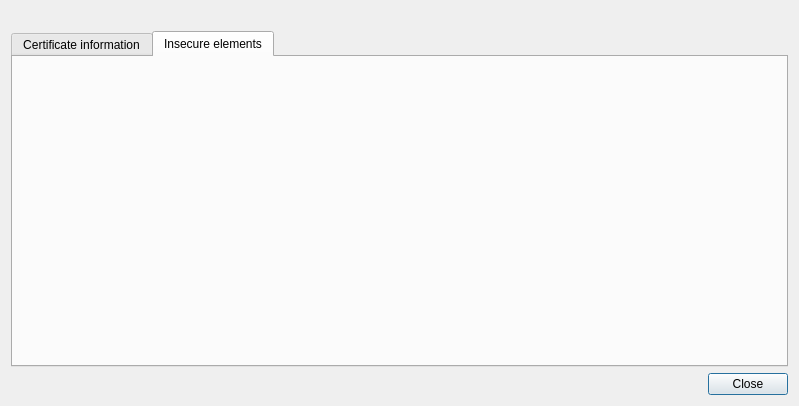
Old version of the form src/plugins/poshuku/sslstatedialog.ui in the repository 0xd34df00d/leechcraft.
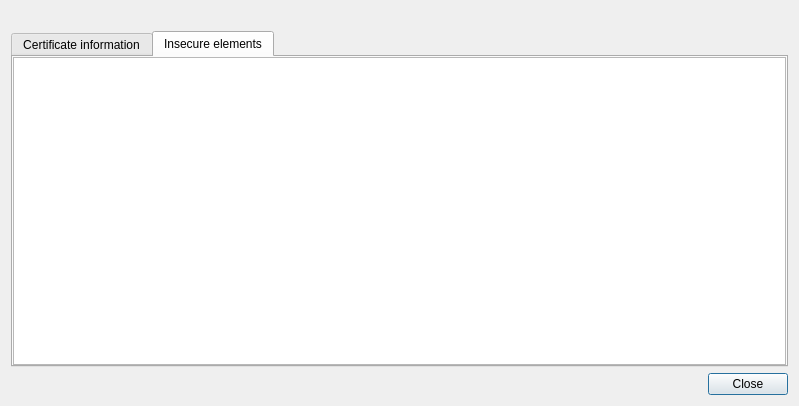
New version of the form. The open tabs and pages were chosen to show the change.

Commit message: [Poshuku] Hide "Insecure" tab if no insecure elems.

Patch:
```diff
--- a/src/plugins/poshuku/sslstatedialog.ui
+++ b/src/plugins/poshuku/sslstatedialog.ui
@@ -290,6 +290,14 @@
       <attribute name="title">
        <string>Insecure elements</string>
       </attribute>
+      <layout class="QVBoxLayout" name="verticalLayout">
+       <property name="margin">
+        <number>0</number>
+       </property>
+       <item>
+        <widget class="QListWidget" name="InsecureList_"/>
+       </item>
+      </layout>
      </widget>
     </widget>
    </item>
```
Left out of the diff: 4 changed lines with no effect on the pictures. The commit also changes 1 other file.
